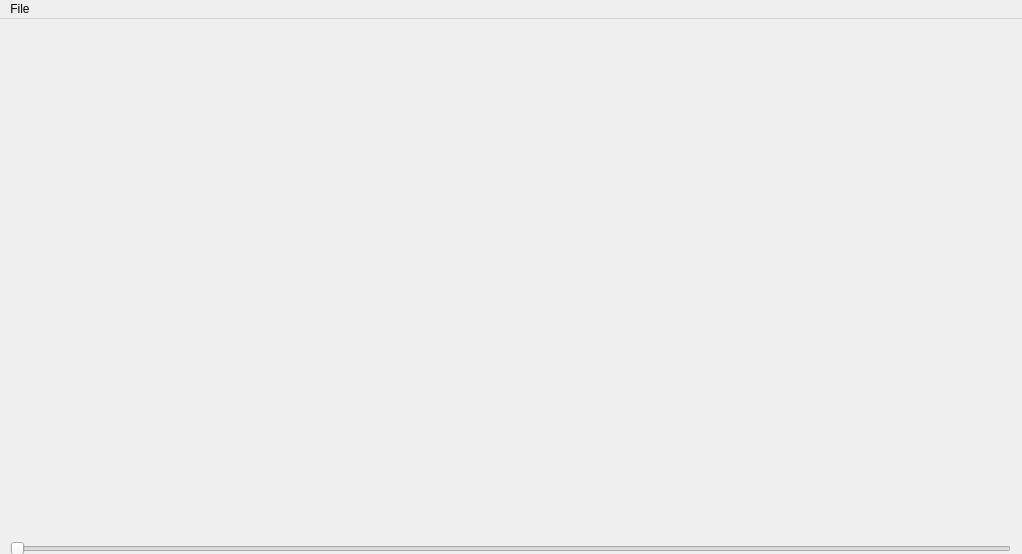
stevesloan/BRAW-Player, file mainwindow.ui: the form before one commit.
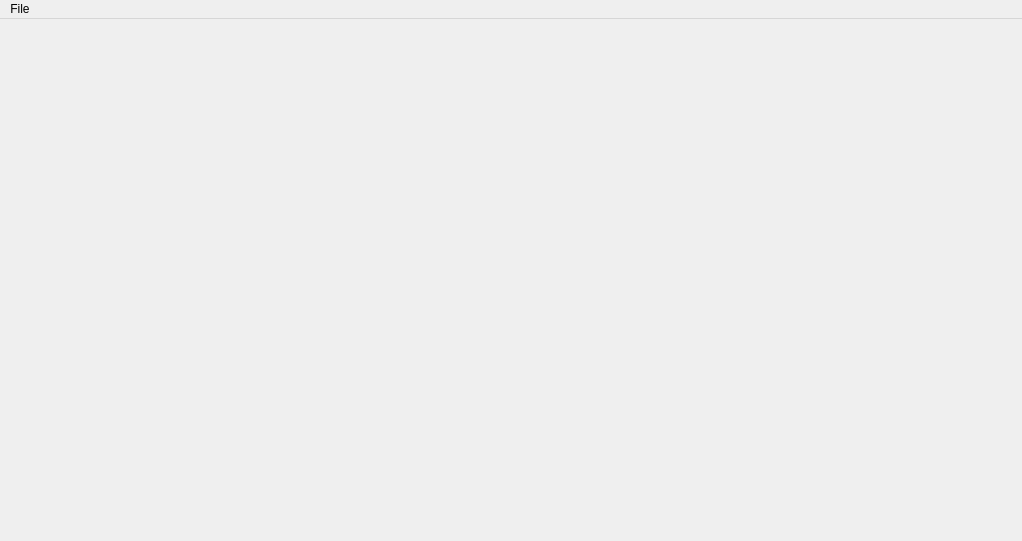
The form after the commit.

Commit message: Add readme. Change tilebar text

```diff
--- a/mainwindow.ui
+++ b/mainwindow.ui
@@ -7,7 +7,7 @@
     <x>0</x>
     <y>0</y>
     <width>1022</width>
-    <height>554</height>
+    <height>541</height>
    </rect>
   </property>
   <property name="windowTitle">
```
Left out of the diff: 2 changed lines with no effect on the pictures. The commit also changes 2 other files.
